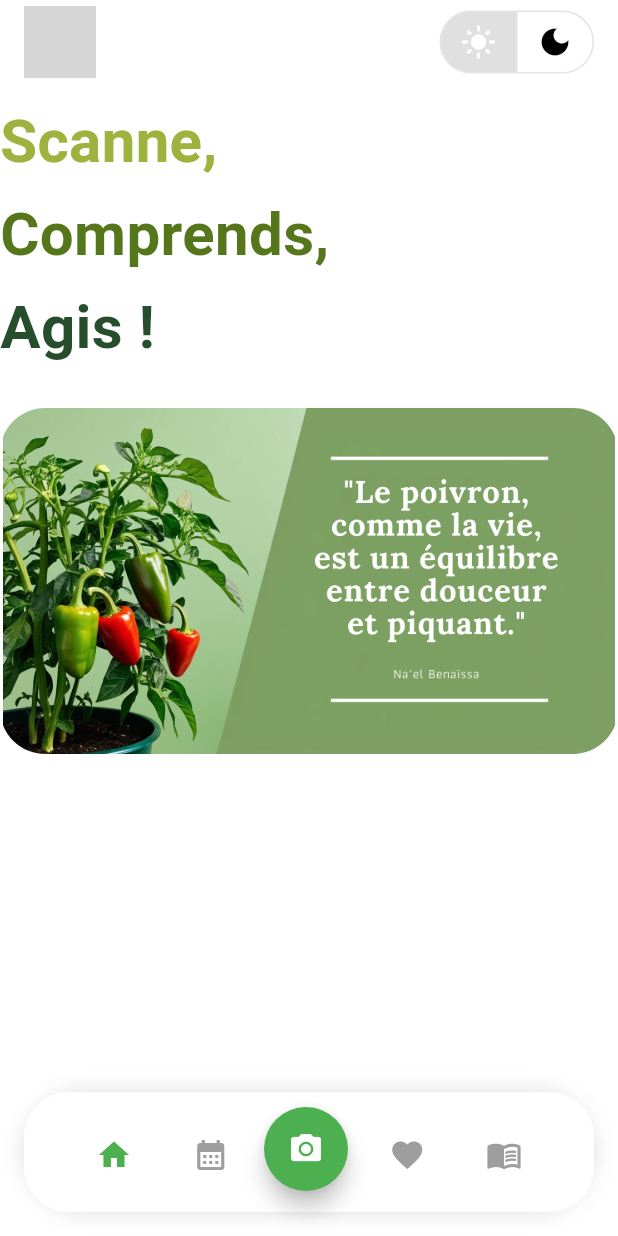
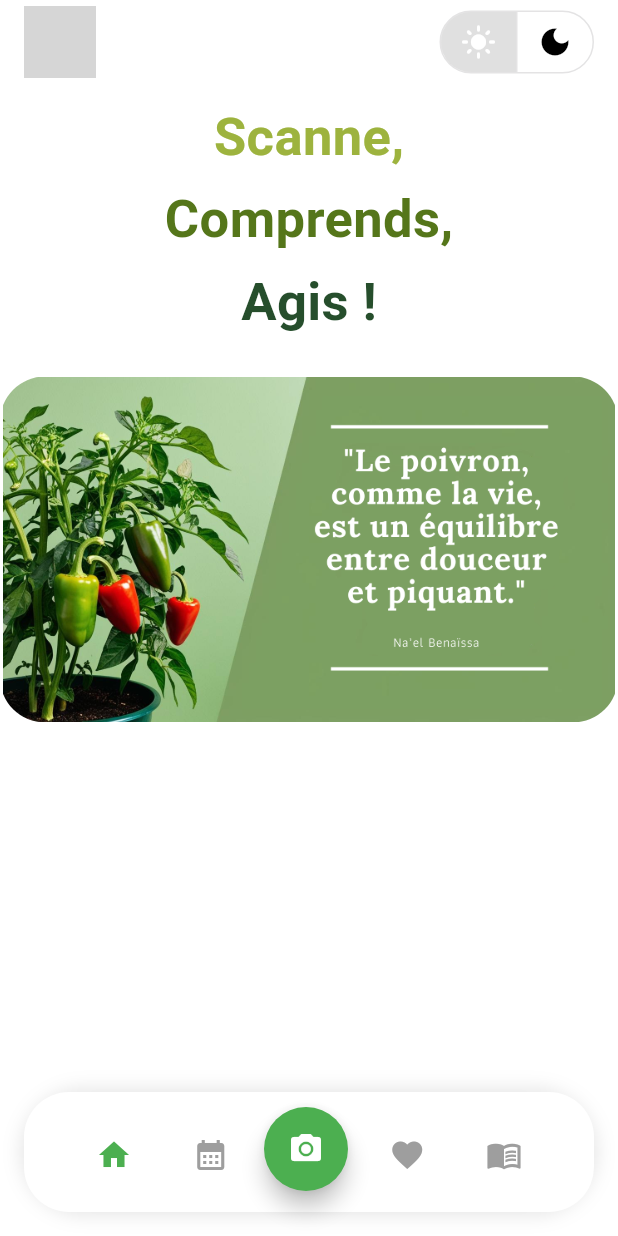
Before and after one commit to naelbenaissa/LeafGuard, a Flutter app: the screen it shows after launch, on a phone screen of 412 x 824 dp. Run offline on Flutter 3.47's test engine with Material 3 defaults, Android fonts, the phone set to English and light mode, and no system bars; our stand-ins replace go_router; network calls fail; grey boxes are pictures that could not be loaded.

Commit message:
Ajustement slogan

```diff
--- a/lib/views/home/bar/custom_appbar.dart
+++ b/lib/views/home/bar/custom_appbar.dart
@@ -22,7 +22,9 @@ class CustomAppBar extends StatelessWidget implements PreferredSizeWidget {
             padding: EdgeInsets.symmetric(horizontal: 16.0),
             child: CircleAvatar(
               radius: 24,
-              backgroundImage: AssetImage('assets/profile.jpg'),
+              backgroundImage: NetworkImage(
+                "https://img.freepik.com/photos-gratuite/portrait-jeune-homme-affaires-afro-americain-confiant-prospere-portant-lunettes-elegantes_273609-9178.jpg",
+              ),
             ),
           ),
           const Spacer(),
--- a/lib/views/home/home.dart
+++ b/lib/views/home/home.dart
@@ -37,10 +37,9 @@ class _HomeState extends State<Home> {
         body: Padding(
           padding: const EdgeInsets.only(top: 10),
           child: Column(
-            crossAxisAlignment: CrossAxisAlignment.start,
+            crossAxisAlignment: CrossAxisAlignment.center,
             children: [
               AnimatedSlogan(sloganWords: sloganWords),
-
               Padding(
                 padding: const EdgeInsets.only(top: 20),
                 child: ClipRRect(
--- a/lib/views/home/widgets/animated_slogan.dart
+++ b/lib/views/home/widgets/animated_slogan.dart
@@ -31,13 +31,13 @@ class _AnimatedSloganState extends State<AnimatedSlogan> {
   @override
   Widget build(BuildContext context) {
     final colors = [
-      Color(0xFF9DB33E),  // #9db33e (une nuance de vert clair)
-      Color(0xFF55761A),  // #55761a (une nuance de vert moyen)
-      Color(0xFF264E2C),  // #264e2c (une nuance de vert foncé)
+      const Color(0xFF9DB33E),
+      const Color(0xFF55761A),
+      const Color(0xFF264E2C),
     ];
 
     return Column(
-      crossAxisAlignment: CrossAxisAlignment.start,
+      crossAxisAlignment: CrossAxisAlignment.center,
       children: List.generate(
         currentIndex,
             (index) => Padding(
@@ -45,7 +45,7 @@ class _AnimatedSloganState extends State<AnimatedSlogan> {
           child: Text(
             widget.sloganWords[index],
             style: TextStyle(
-              fontSize: 40,
+              fontSize: 35,
               fontWeight: FontWeight.bold,
               color: colors[index % colors.length], // Applique une couleur différente à chaque mot
             ),
```
